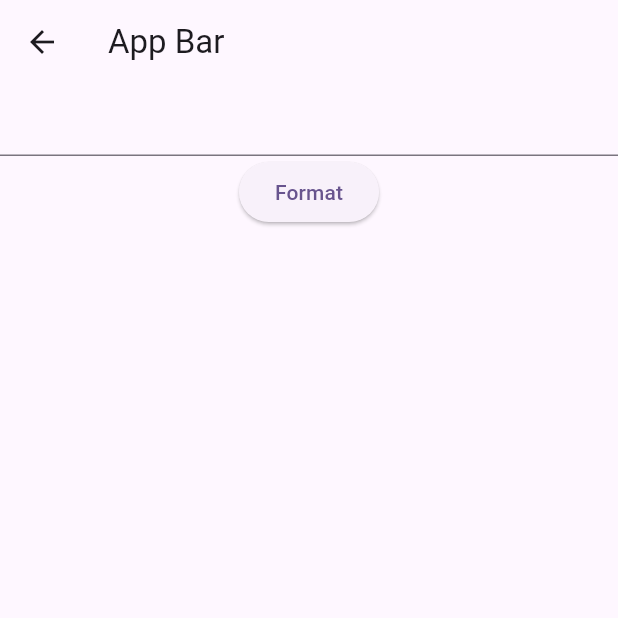
After one commit to mannpadhiar/Flutter_Lab, a Flutter app: the SnackBarException screen opened directly, on a phone screen of 412 x 824 dp, the top half of it. The commit adds this screen. Run offline on Flutter 3.47's test engine with Material 3 defaults, Android fonts, the phone set to English and light mode, and no system bars; our stand-ins replace get, sqflite; missing offline and left inert: shadcn_ui; accounts and stored records are empty; network calls fail.

Commit message:
added lab 11

```diff
--- /dev/null
+++ b/lib/lab-8/snackBarException.dart
@@ -0,0 +1,30 @@
+import 'package:flutter/material.dart';
+import 'package:get/get.dart';
+
+class SnackBarException extends StatelessWidget {
+  SnackBarException({super.key});
+
+  TextEditingController name = TextEditingController();
+
+  @override
+  Widget build(BuildContext context) {
+    return Scaffold(
+      appBar: AppBar(title: Text('App Bar'),),
+      body: Column(
+        children: [
+          TextFormField(
+            controller: name,
+          ),
+
+          ElevatedButton(onPressed: () {
+            try{
+              int.parse(name.text);
+            }catch(e){
+              Get.snackbar('Exception', '$e',snackPosition: SnackPosition.BOTTOM);
+            }
+          }, child: Text('Format'))
+        ],
+      ),
+    );
+  }
+}
--- a/lib/main.dart
+++ b/lib/main.dart
@@ -22,6 +22,7 @@ import 'lab-6/text_field_ractive.dart';
 import 'lab-6/time_print.dart';
 import 'lab-7/RxListExample.dart';
 import 'lab-7/list_controller.dart';
+import 'lab-8/snackBarException.dart';
 import 'local_database/view/local_person_view.dart';
 
 void main() {
```
Also changed, not shown: lib/lab-11/user_api_controller.dart (+7 -10 lines), lib/lab-11/user_api_view.dart (+12 -4 lines), lib/lab-12/get_connect.dart (added, +30 -0 lines), lib/lab-8/divide_zero_exception.dart (added, +12 -0 lines), lib/lab-8/format_exception.dart (added, +12 -0 lines).
